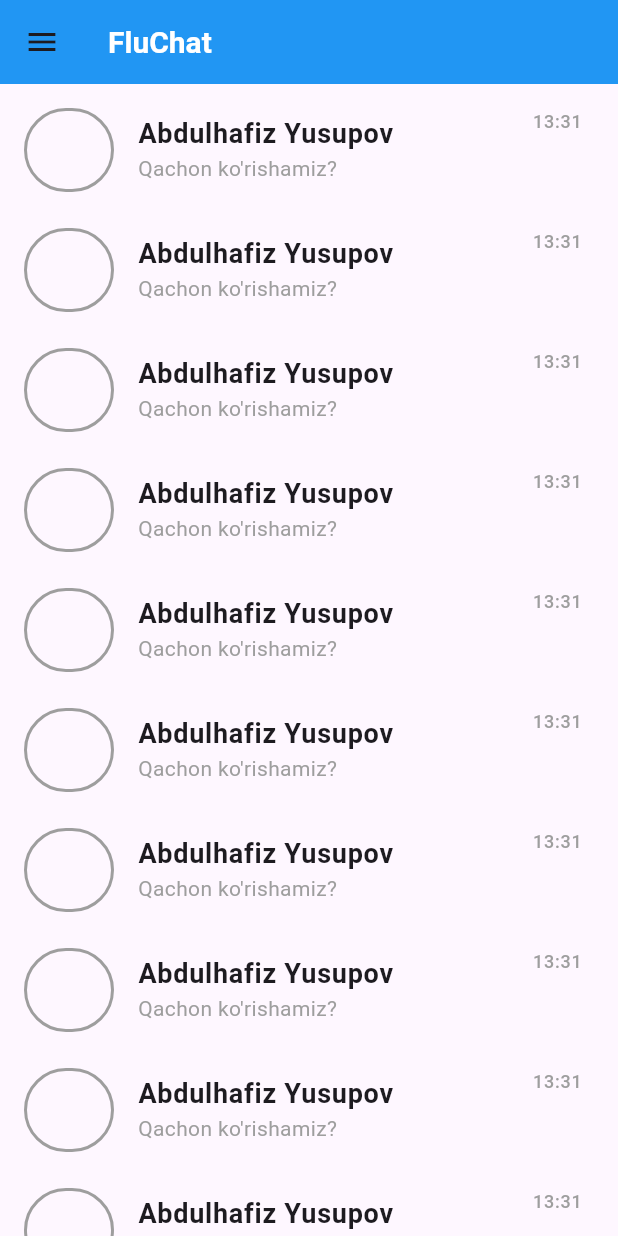
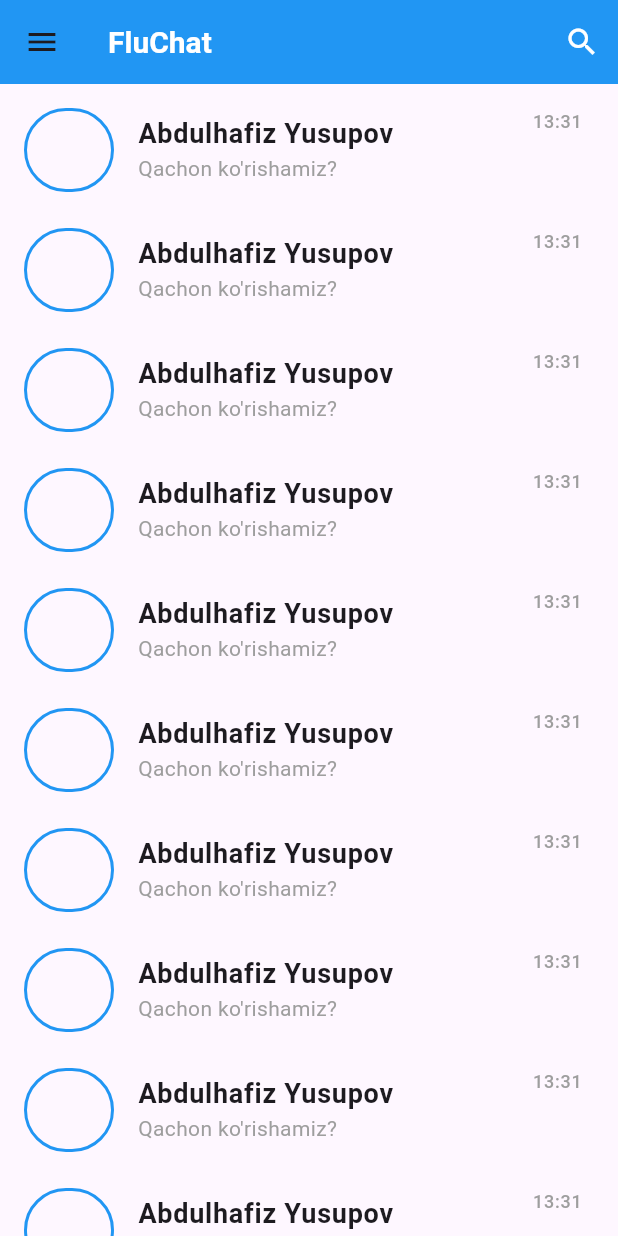
Before and after one commit to azizbek123411/newfluchat, a Flutter app: the screen it shows once a user with an empty profile is signed in, on a phone screen of 412 x 824 dp. Run offline on Flutter 3.47's test engine with Material 2 defaults, Android fonts, the phone set to English and light mode, and no system bars; our stand-ins replace firebase_auth, firebase_core, firebase_database, firebase_storage; accounts and stored records are empty; network calls fail.

Commit message:
new pages and chat page

```diff
--- a/lib/main.dart
+++ b/lib/main.dart
@@ -2,6 +2,7 @@ import 'package:firebase_core/firebase_core.dart';
 import 'package:flutter/material.dart';
 import 'package:newfluchat/pages/authentication/sign_in.dart';
 import 'package:newfluchat/pages/authentication/sing_up.dart';
+import 'package:newfluchat/pages/chat_pages/home_open_page.dart';
 import 'package:newfluchat/pages/home_page/home_page.dart';
 import 'package:newfluchat/pages/user_info_page.dart';
 import 'package:newfluchat/services/auth_service/firebase_atuh_service.dart';
@@ -31,6 +32,7 @@ class MyApp extends StatelessWidget {
         SignUp.id:(context)=>const SignUp(),
         SignIn.id:(context)=>const SignIn(),
         UserInfoPage.id:(context)=>const UserInfoPage(),
+        OpenPage.id:(context)=> const OpenPage(),
     },
     );
   }
--- /dev/null
+++ b/lib/pages/home_page/home_chat.dart
@@ -0,0 +1,50 @@
+import 'package:flutter/material.dart';
+import 'package:newfluchat/pages/chat_pages/home_open_page.dart';
+import 'package:newfluchat/utils/navigators.dart';
+
+import '../../constants/main_color.dart';
+
+class HomeChat extends StatelessWidget {
+  const HomeChat({super.key});
+
+  @override
+  Widget build(BuildContext context) {
+    return Column(
+      children: [
+        const SizedBox(
+          height: 8,
+        ),
+        ListTile(
+          onTap: (){
+            Go(context).id(OpenPage.id);
+          },
+          leading: Container(
+            height: 80,
+            width: 60,
+            decoration: BoxDecoration(
+                borderRadius: BorderRadius.circular(100),
+                border: Border.all(color: mainColor, width: 2)),
+          ),
+          title: const Text(
+            'Abdulhafiz Yusupov',
+            maxLines: 1,
+            style: TextStyle(fontSize: 18, fontWeight: FontWeight.w600),
+          ),
+          subtitle: const Text(
+            "Qachon ko'rishamiz?",
+            maxLines:1,
+            style: TextStyle(color: Colors.grey),
+          ),
+          trailing: const Column(
+            children: [
+              Text(
+                '13:31',
+                style: TextStyle(fontSize: 12, color: Colors.grey),
+              ),
+            ],
+          ),
+        ),
+      ],
+    );
+  }
+}
--- a/lib/pages/home_page/home_page.dart
+++ b/lib/pages/home_page/home_page.dart
@@ -1,6 +1,8 @@
 import 'package:flutter/material.dart';
 import 'package:newfluchat/constants/main_color.dart';
 import 'package:newfluchat/pages/home_page/side_bar.dart';
+
+import 'home_chat.dart';
 
 class HomePage extends StatefulWidget {
   static const String id = 'home';
@@ -16,6 +18,15 @@ class _HomePageState extends State<HomePage> {
   Widget build(BuildContext context) {
     return Scaffold(
         appBar: AppBar(
+          actions: [
+            IconButton(
+              onPressed: () {},
+              icon: const Icon(
+                Icons.search,
+                color: Colors.white,
+              ),
+            )
+          ],
           backgroundColor: mainColor,
           title: const Text(
             'FluChat',
@@ -32,43 +43,3 @@ class _HomePageState extends State<HomePage> {
         }));
   }
 }
-
-class HomeChat extends StatelessWidget {
-  const HomeChat({super.key});
-
-  @override
-  Widget build(BuildContext context) {
-    return Column(
-      children: [
-        const SizedBox(
-          height: 8,
-        ),
-        ListTile(
-          leading: Container(
-            height: 80,
-            width: 60,
-            decoration: BoxDecoration(
-                borderRadius: BorderRadius.circular(100),
-                border: Border.all(color: Colors.grey, width: 2)),
-          ),
-          title: const Text(
-            'Abdulhafiz Yusupov',
-            style: TextStyle(fontSize: 18, fontWeight: FontWeight.w600),
-          ),
-          subtitle: const Text(
-            "Qachon ko'rishamiz?",
-            style: TextStyle(color: Colors.grey),
-          ),
-          trailing: const Column(
-            children: [
-              Text(
-                '13:31',
-                style: TextStyle(fontSize: 12, color: Colors.grey),
-              ),
-            ],
-          ),
-        ),
-      ],
-    );
-  }
-}
```
Also changed, not shown: lib/models/message_model.dart (added, +19 -0 lines), lib/pages/chat_pages/home_open_page.dart (added, +114 -0 lines), lib/widgets/message_screen.dart (added, +66 -0 lines).
